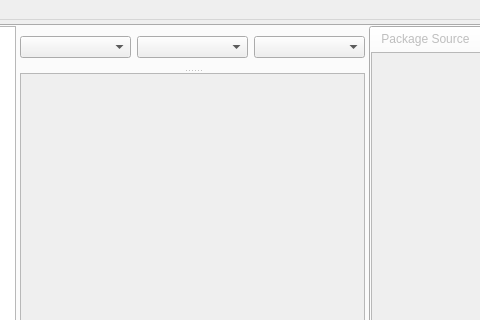
First picture: the form in obslight/ObsLightGui/ui/obsLightMain.ui, repository ronan22/obs-light, before the edit; both pictures show x 264 to 744 and y 0 to 320 of the 1070 by 800 pixel window.
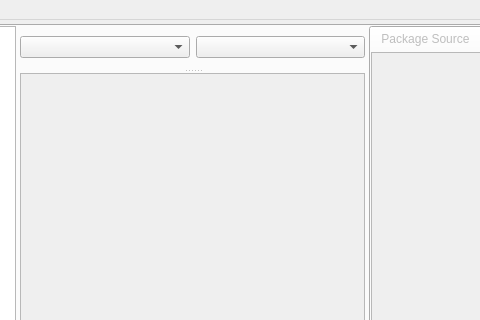
Second picture: the form after the edit. Icons and pictures are not drawn. Custom widgets are drawn as their Qt base class.

What changed in the file:
```diff
--- a/obslight/ObsLightGui/ui/obsLightMain.ui
+++ b/obslight/ObsLightGui/ui/obsLightMain.ui
@@ -388,16 +388,6 @@
                </property>
               </widget>
              </item>
-             <item>
-              <widget class="QComboBox" name="SyncStatusComboBox">
-               <property name="sizePolicy">
-                <sizepolicy hsizetype="Expanding" vsizetype="Fixed">
-                 <horstretch>0</horstretch>
-                 <verstretch>0</verstretch>
-                </sizepolicy>
-               </property>
-              </widget>
-             </item>
             </layout>
            </widget>
            <widget class="QTableView" name="packageTableView">
```
